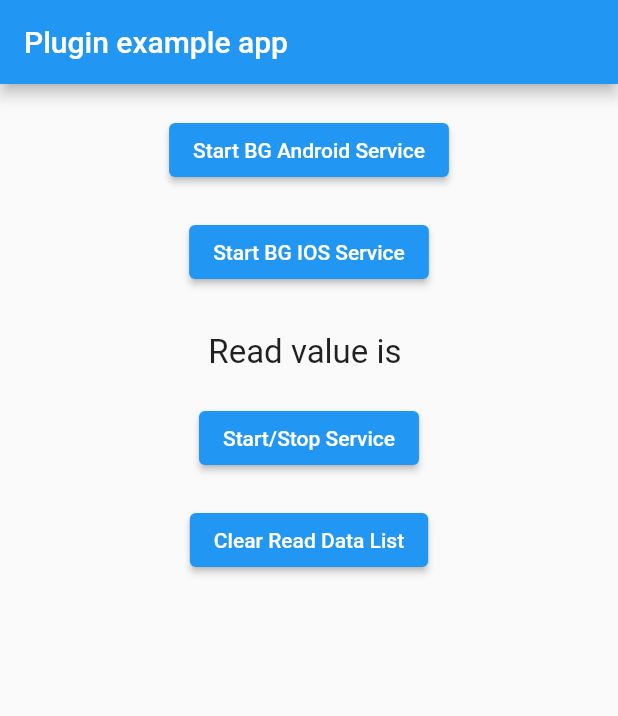
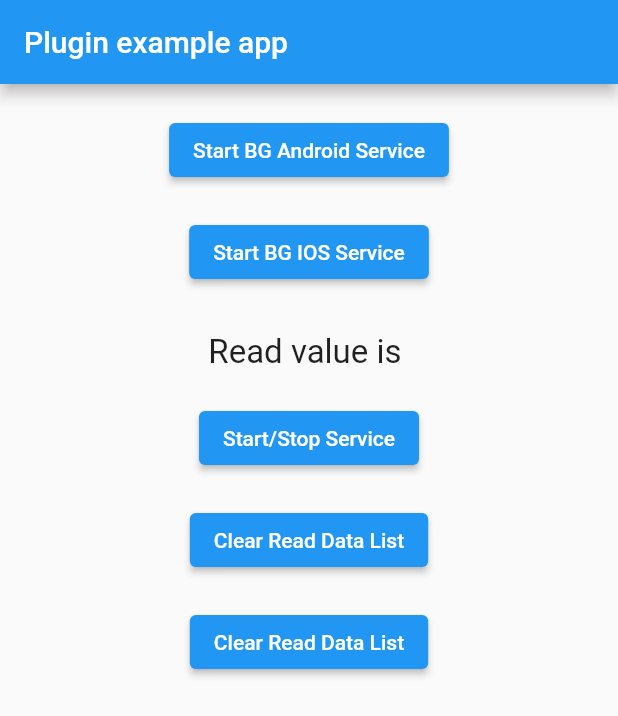
Before and after one commit to sparkleo-io/flutter_blue_background, a Flutter app: the screen it shows after launch, on a phone screen of 412 x 824 dp. Shown: the top 716 px of the screen. Run offline on Flutter 3.47's test engine with Material 2 defaults, Android fonts, the phone set to English and light mode, and no system bars; our stand-ins replace flutter_blue_plus, flutter_local_notifications, location, permission_handler, shared_preferences; missing offline and left inert: flutter_background_service, flutter_background_service_android.

```diff
--- a/example/lib/main.dart
+++ b/example/lib/main.dart
@@ -150,6 +150,13 @@ class _MyAppState extends State<MyApp> {
                   }, child: const Text('Clear Read Data List')
               ),
 
+              const SizedBox(height: 20,),
+              ElevatedButton(
+                  onPressed: () async {
+                    await FlutterBlueBackground.getReadDataAndroid();
+                  }, child: const Text('Clear Read Data List')
+              ),
+
 
             ],
           ),
```
Also changed, not shown: lib/flutter_blue_background.dart (+12 -0 lines), 1 other file.
